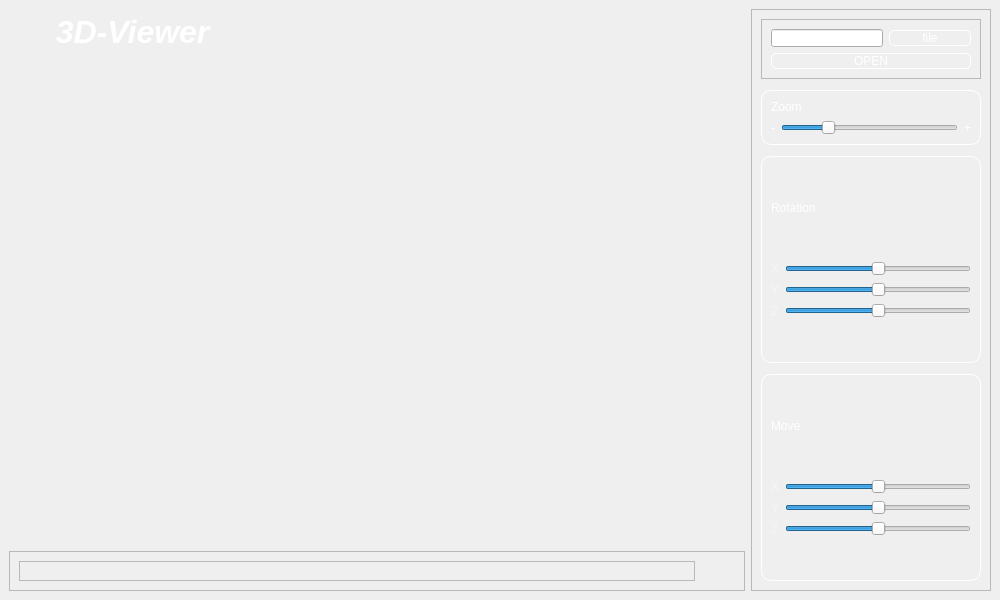
DmitryRedko/3DViewer_v1.0, file src/frontend/mainviewer.ui: the form before one commit.
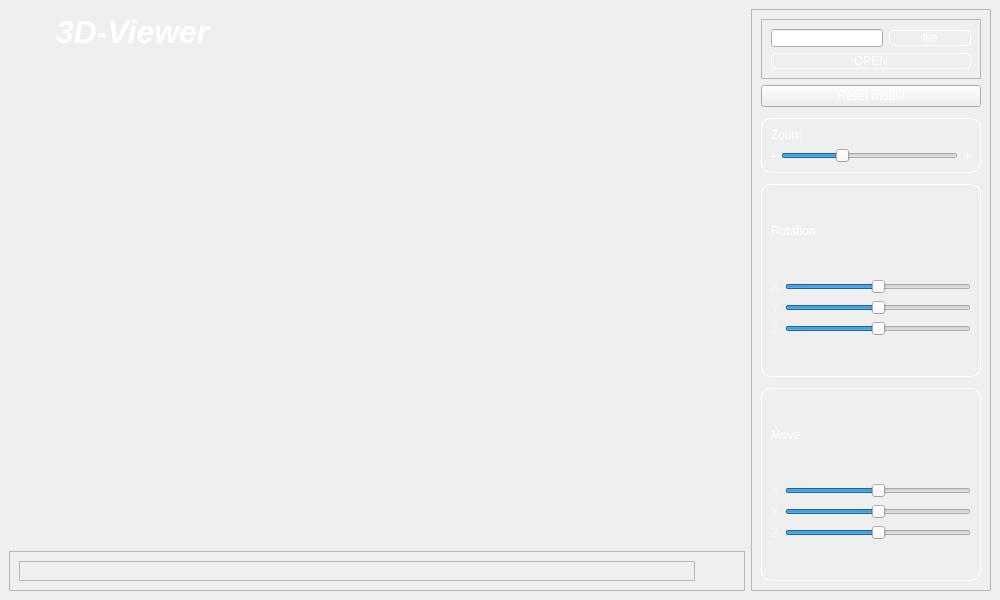
The form after the commit. Custom widgets are drawn as their Qt base class.

Commit message: slider functionality added

The edit to the form file:
```diff
--- a/src/frontend/mainviewer.ui
+++ b/src/frontend/mainviewer.ui
@@ -66,7 +66,7 @@
        <enum>QFrame::Raised</enum>
       </property>
       <layout class="QGridLayout" name="gridLayout">
-       <item row="3" column="0" colspan="2">
+       <item row="4" column="0" colspan="2">
         <widget class="QFrame" name="translate">
          <property name="styleSheet">
           <string notr="true">QFrame {
@@ -271,7 +271,151 @@
          </layout>
         </widget>
        </item>
-       <item row="1" column="0" colspan="2">
+       <item row="3" column="0" colspan="2">
+        <widget class="QFrame" name="rotate">
+         <property name="styleSheet">
+          <string notr="true">QFrame {
+color: white;
+margin-top: 5px;
+border: 1px solid white;
+border-radius: 10px;
+}
+
+QLabel {
+margin-top: 0;
+border: none;
+}</string>
+         </property>
+         <property name="frameShape">
+          <enum>QFrame::StyledPanel</enum>
+         </property>
+         <property name="frameShadow">
+          <enum>QFrame::Raised</enum>
+         </property>
+         <layout class="QGridLayout" name="gridLayout_4">
+          <item row="0" column="0">
+           <widget class="QLabel" name="rotate_title_3">
+            <property name="sizePolicy">
+             <sizepolicy hsizetype="Preferred" vsizetype="Maximum">
+              <horstretch>0</horstretch>
+              <verstretch>0</verstretch>
+             </sizepolicy>
+            </property>
+            <property name="text">
+             <string>Rotation</string>
+            </property>
+           </widget>
+          </item>
+          <item row="1" column="0">
+           <layout class="QVBoxLayout" name="verticalLayout_2">
+            <property name="topMargin">
+             <number>5</number>
+            </property>
+            <item>
+             <layout class="QHBoxLayout" name="line_7">
+              <property name="leftMargin">
+               <number>0</number>
+              </property>
+              <item>
+               <widget class="QLabel" name="label_7">
+                <property name="styleSheet">
+                 <string notr="true">	color: rgba(255, 255, 255, 102);</string>
+                </property>
+                <property name="text">
+                 <string>X</string>
+                </property>
+               </widget>
+              </item>
+              <item>
+               <widget class="QSlider" name="rotate_x">
+                <property name="minimum">
+                 <number>-360</number>
+                </property>
+                <property name="maximum">
+                 <number>360</number>
+                </property>
+                <property name="singleStep">
+                 <number>1</number>
+                </property>
+                <property name="orientation">
+                 <enum>Qt::Horizontal</enum>
+                </property>
+               </widget>
+              </item>
+             </layout>
+            </item>
+            <item>
+             <layout class="QHBoxLayout" name="line_8">
+              <property name="leftMargin">
+               <number>0</number>
+              </property>
+              <item>
+               <widget class="QLabel" name="label_8">
+                <property name="styleSheet">
+                 <string notr="true">	color: rgba(255, 255, 255, 102);</string>
+                </property>
+                <property name="text">
+                 <string>Y</string>
+                </property>
+               </widget>
+              </item>
+              <item>
+               <widget class="QSlider" name="rotate_y">
+                <property name="minimum">
+                 <number>-360</number>
+                </property>
+                <property name="maximum">
+                 <number>360</number>
+                </property>
+                <property name="singleStep">
+                 <number>1</number>
+                </property>
+                <property name="orientation">
+                 <enum>Qt::Horizontal</enum>
+                </property>
+               </widget>
+              </item>
+             </layout>
+            </item>
+            <item>
+             <layout class="QHBoxLayout" name="line_9">
+              <property name="leftMargin">
+               <number>0</number>
+              </property>
+              <item>
+               <widget class="QLabel" name="label_9">
+                <property name="styleSheet">
+                 <string notr="true">	color: rgba(255, 255, 255, 102);</string>
+                </property>
+                <property name="text">
+                 <string>Z</string>
+                </property>
+               </widget>
+              </item>
+              <item>
+               <widget class="QSlider" name="rotate_z">
+                <property name="minimum">
+                 <number>-360</number>
+                </property>
+                <property name="maximum">
+                 <number>360</number>
+                </property>
+                <property name="singleStep">
+                 <number>1</number>
+                </property>
+                <property name="orientation">
+                 <enum>Qt::Horizontal</enum>
+                </property>
+               </widget>
+              </item>
+             </layout>
+            </item>
+           </layout>
+          </item>
+         </layout>
+        </widget>
+       </item>
+       <item row="2" column="0" colspan="2">
         <widget class="QFrame" name="zoom">
          <property name="enabled">
           <bool>true</bool>
@@ -336,10 +480,16 @@
              <number>1</number>
             </property>
             <property name="maximum">
-             <number>200</number>
+             <number>300</number>
+            </property>
+            <property name="singleStep">
+             <number>1</number>
+            </property>
+            <property name="pageStep">
+             <number>1</number>
             </property>
             <property name="value">
-             <number>50</number>
+             <number>100</number>
             </property>
             <property name="orientation">
              <enum>Qt::Horizontal</enum>
@@ -363,148 +513,14 @@
          </layout>
         </widget>
        </item>
-       <item row="2" column="0" colspan="2">
-        <widget class="QFrame" name="rotate">
+       <item row="1" column="0" colspan="2">
+        <widget class="QPushButton" name="reset_model">
          <property name="styleSheet">
-          <string notr="true">QFrame {
-color: white;
-margin-top: 5px;
-border: 1px solid white;
-border-radius: 10px;
-}
-
-QLabel {
-margin-top: 0;
-border: none;
-}</string>
+          <string notr="true">color: rgb(255, 255, 255);</string>
          </property>
-         <property name="frameShape">
-          <enum>QFrame::StyledPanel</enum>
+         <property name="text">
+          <string>Reset model</string>
          </property>
-         <property name="frameShadow">
-          <enum>QFrame::Raised</enum>
-         </property>
-         <layout class="QGridLayout" name="gridLayout_4">
-          <item row="0" column="0">
-           <widget class="QLabel" name="rotate_title_3">
-            <property name="sizePolicy">
-             <sizepolicy hsizetype="Preferred" vsizetype="Maximum">
-              <horstretch>0</horstretch>
-              <verstretch>0</verstretch>
-             </sizepolicy>
-            </property>
-            <property name="text">
-             <string>Rotation</string>
-            </property>
-           </widget>
-          </item>
-          <item row="1" column="0">
-           <layout class="QVBoxLayout" name="verticalLayout_2">
-            <property name="topMargin">
-             <number>5</number>
-            </property>
-            <item>
-             <layout class="QHBoxLayout" name="line_7">
-              <property name="leftMargin">
-               <number>0</number>
-              </property>
-              <item>
-               <widget class="QLabel" name="label_7">
-                <property name="styleSheet">
-                 <string notr="true">	color: rgba(255, 255, 255, 102);</string>
-                </property>
-                <property name="text">
-                 <string>X</string>
-                </property>
-               </widget>
-              </item>
-              <item>
-               <widget class="QSlider" name="rotate_x">
-                <property name="minimum">
-                 <number>-360</number>
-                </property>
-                <property name="maximum">
-                 <number>360</number>
-                </property>
-                <property name="singleStep">
-                 <number>1</number>
-                </property>
-                <property name="orientation">
-                 <enum>Qt::Horizontal</enum>
-                </property>
-               </widget>
-              </item>
-             </layout>
-            </item>
-            <item>
-             <layout class="QHBoxLayout" name="line_8">
-              <property name="leftMargin">
-               <number>0</number>
-              </property>
-              <item>
-               <widget class="QLabel" name="label_8">
-                <property name="styleSheet">
-                 <string notr="true">	color: rgba(255, 255, 255, 102);</string>
-                </property>
-                <property name="text">
-                 <string>Y</string>
-                </property>
-               </widget>
-              </item>
-              <item>
-               <widget class="QSlider" name="rotate_y">
-                <property name="minimum">
-                 <number>-360</number>
-                </property>
-                <property name="maximum">
-                 <number>360</number>
-                </property>
-                <property name="singleStep">
-                 <number>0</number>
-                </property>
-                <property name="orientation">
-                 <enum>Qt::Horizontal</enum>
-                </property>
-               </widget>
-              </item>
-             </layout>
-            </item>
-            <item>
-             <layout class="QHBoxLayout" name="line_9">
-              <property name="leftMargin">
-               <number>0</number>
-              </property>
-              <item>
-               <widget class="QLabel" name="label_9">
-                <property name="styleSheet">
-                 <string notr="true">	color: rgba(255, 255, 255, 102);</string>
-                </property>
-                <property name="text">
-                 <string>Z</string>
-                </property>
-               </widget>
-              </item>
-              <item>
-               <widget class="QSlider" name="rotate_z">
-                <property name="minimum">
-                 <number>-360</number>
-                </property>
-                <property name="maximum">
-                 <number>360</number>
-                </property>
-                <property name="singleStep">
-                 <number>0</number>
-                </property>
-                <property name="orientation">
-                 <enum>Qt::Horizontal</enum>
-                </property>
-               </widget>
-              </item>
-             </layout>
-            </item>
-           </layout>
-          </item>
-         </layout>
         </widget>
        </item>
       </layout>
```
Left out of the diff: 1 changed line with no effect on the pictures. The commit also changes 15 other files.
